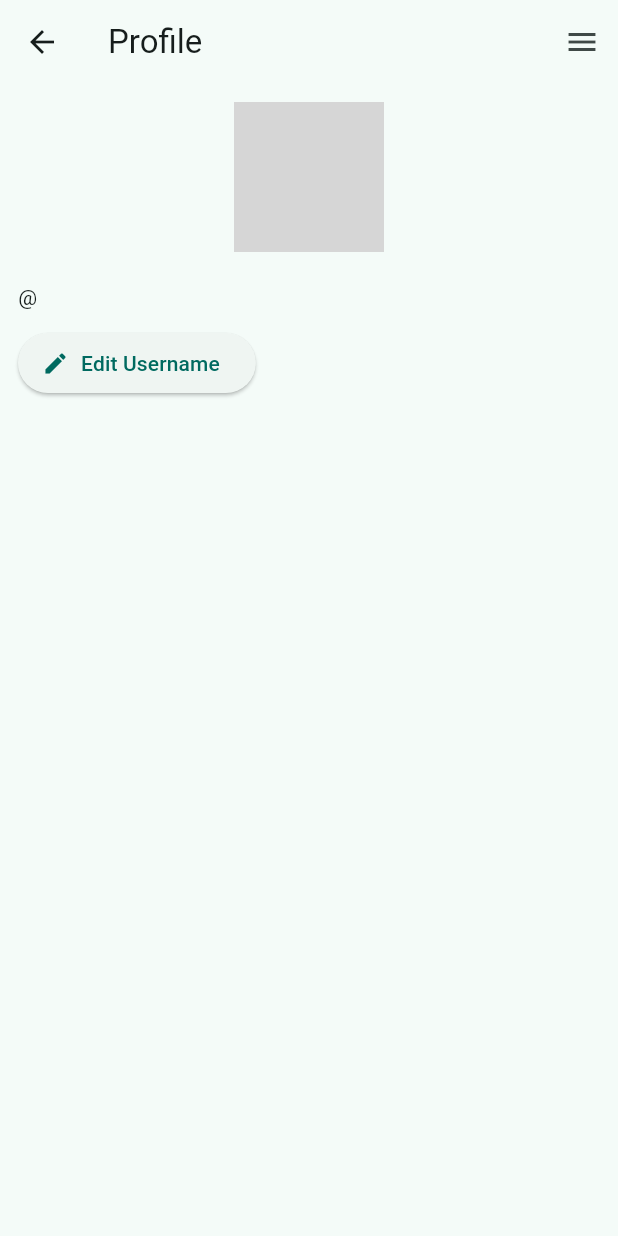
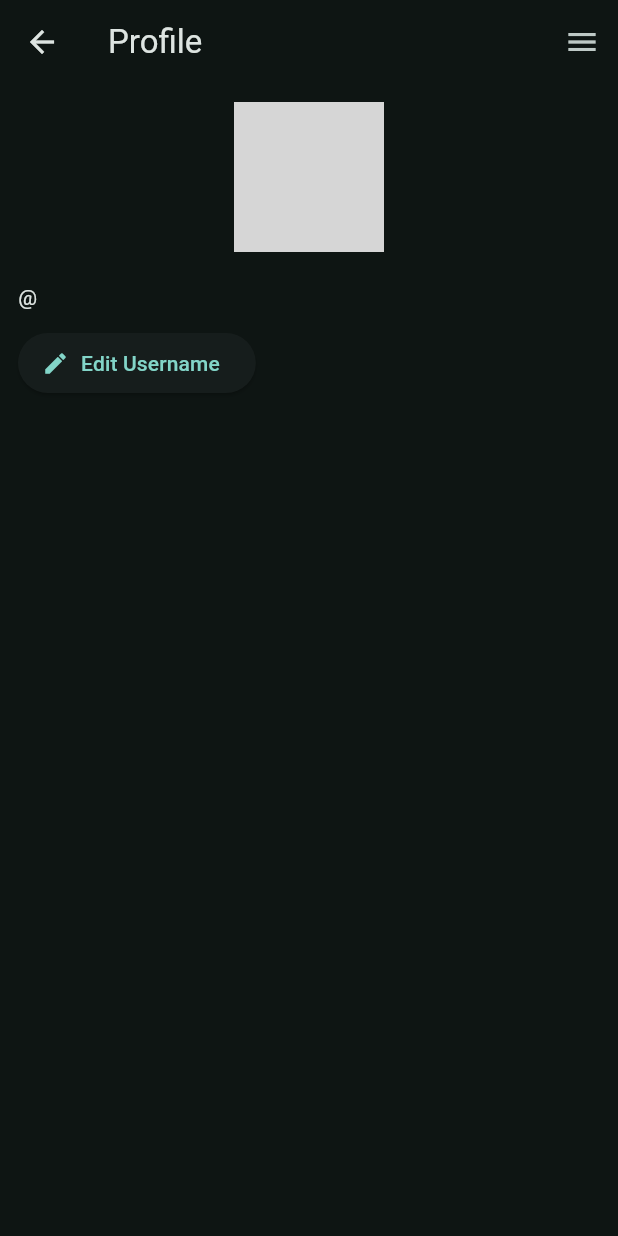
Before and after one commit to iamvalenciia/ministrar3, a Flutter app: the ProfileScreen screen opened by its route, in the side drawer, after a tap on "Edit Username", on a phone screen of 412 x 824 dp. Run offline on Flutter 3.47's test engine with Material 3 defaults, Android fonts, the light colour scheme and no system bars; our stand-ins replace cached_network_image, flutter_dotenv, freezed_annotation, geolocator, go_router, google_sign_in and 3 more; accounts and stored records are empty; network calls fail; grey boxes are pictures that could not be loaded.

Commit message:
improve activity logic & users can deleted their help request

```diff
--- a/lib/go_router.dart
+++ b/lib/go_router.dart
@@ -8,7 +8,7 @@ import 'package:ministrar3/screens/home/screen.dart';
 import 'package:ministrar3/utility/navigation_drawer.dart';
 import 'package:ministrar3/utility/base_scaffold.dart';
 import 'package:ministrar3/screens/form_help_request/screen.dart';
-import 'package:ministrar3/screens/help_request_Details/screen.dart';
+import 'package:ministrar3/screens/help_request/screen.dart';
 import 'package:ministrar3/screens/profile/screen.dart';
 import 'package:ministrar3/screens/login/screen.dart';
 import 'package:ministrar3/screens/form_username/screen.dart';
@@ -28,7 +28,7 @@ final goRouter = GoRouter(
   routes: <RouteBase>[
     ShellRoute(
         builder: (BuildContext context, GoRouterState state, Widget child) {
-          final user = context.watch<UserNotifier>().userModel;
+          final user = context.watch<UserNotifier>().userData;
           final isNotHome = state.fullPath != '/home';
           String appBarTitle = '';
           if (state.fullPath!.startsWith('/home/help-request-details')) {
--- a/lib/main.dart
+++ b/lib/main.dart
@@ -39,7 +39,7 @@ class _MyAppState extends State<MyApp> {
         title: 'Flutter Demo',
         theme: ThemeData(
           colorScheme: ColorScheme.fromSeed(
-              seedColor: Colors.teal, brightness: Brightness.light),
+              seedColor: Colors.teal, brightness: Brightness.dark),
           textTheme: const TextTheme(
             displayLarge: TextStyle(
               fontSize: 25,
--- a/lib/models/activity_help_model/activity_help_model.dart
+++ /dev/null
@@ -1,18 +0,0 @@
-import 'package:freezed_annotation/freezed_annotation.dart';
-
-part 'activity_help_model.freezed.dart';
-part 'activity_help_model.g.dart';
-
-@freezed
-class ActivityHelpModel with _$ActivityHelpModel {
-  factory ActivityHelpModel({
-    required int id,
-    int? post_id,
-    String? helper_id,
-    DateTime? created_at,
-    bool? status,
-  }) = _ActivityHelpModel;
-
-  factory ActivityHelpModel.fromJson(Map<String, dynamic> json) =>
-      _$ActivityHelpModelFromJson(json);
-}
--- /dev/null
+++ b/lib/models/activity_model/activity_model.dart
@@ -0,0 +1,19 @@
+import 'package:freezed_annotation/freezed_annotation.dart';
+
+part 'activity_model.freezed.dart';
+part 'activity_model.g.dart';
+
+@unfreezed
+class Activitie with _$Activitie {
+  factory Activitie({
+    int? id,
+    required String activity_owner,
+    required DateTime inserted_at,
+    required String post_owner,
+    bool? status,
+    DateTime? status_updated_at,
+  }) = _Activitie;
+
+  factory Activitie.fromJson(Map<String, dynamic> json) =>
+      _$ActivitieFromJson(json);
+}
--- a/lib/models/activity_post_model/activity_post_model.dart
+++ /dev/null
@@ -1,16 +0,0 @@
-import 'package:freezed_annotation/freezed_annotation.dart';
-
-part 'activity_post_model.freezed.dart';
-part 'activity_post_model.g.dart';
-
-@freezed
-class ActivityPostModel with _$ActivityPostModel {
-  factory ActivityPostModel({
-    required int id,
-    required String owner_id,
-    required DateTime created_at,
-  }) = _ActivityPostModel;
-
-  factory ActivityPostModel.fromJson(Map<String, dynamic> json) =>
-      _$ActivityPostModelFromJson(json);
-}
--- a/lib/provider/activity_provider.dart
+++ b/lib/provider/activity_provider.dart
@@ -1,6 +1,5 @@
 import 'package:flutter/material.dart';
-import 'package:ministrar3/models/activity_help_model/activity_help_model.dart';
-import 'package:ministrar3/models/activity_post_model/activity_post_model.dart';
+import 'package:ministrar3/models/activity_model/activity_model.dart';
 import 'package:ministrar3/services/supabase.dart';
 import 'dart:developer' as developer;
 import 'dart:async';
@@ -10,30 +9,28 @@ import 'dart:async';
 //------------------------------
 
 class ActivityNotifier extends ChangeNotifier {
-  List<ActivityHelpModel>? _activityHelps;
-  List<ActivityPostModel>? _activityPosts;
+  List<Activitie>? _activityPosts;
   bool _isLoading = true;
 
-  List<ActivityHelpModel>? get activityHelps => _activityHelps;
-  List<ActivityPostModel>? get activityPosts => _activityPosts;
+  List<Activitie>? get activityPosts => _activityPosts;
   bool get isLoading => _isLoading;
 
-  Future<void> fetchPostActivity() async {
+  Future<void> activities() async {
     _isLoading = true;
     notifyListeners();
     try {
       final userId = supabase.auth.currentUser?.id;
 
       final response = await supabase
-          .from('post_activity')
+          .from('activities')
           .select('*')
-          .eq('owner_id', '${userId}');
+          .eq('activity_owner', '${userId}');
 
       developer.log('fetchPostActivity',
           error: response, name: 'fetchPostActivity');
 
       _activityPosts =
-          response.map((json) => ActivityPostModel.fromJson(json)).toList();
+          response.map((json) => Activitie.fromJson(json)).toList();
     } catch (e) {
       developer.log('ERROR fetchPostActivity',
           error: e, name: 'ERROR fetchPostActivity');
@@ -42,4 +39,19 @@ class ActivityNotifier extends ChangeNotifier {
       notifyListeners();
     }
   }
+
+  void createLocalActivity() {
+    final postOwnerId = supabase.auth.currentUser?.id ?? '';
+    Activitie newActivity = Activitie(
+      activity_owner: postOwnerId,
+      inserted_at: DateTime.now(),
+      post_owner: postOwnerId,
+      status: null,
+      status_updated_at: null,
+    );
+
+    // Add the new activity to the list
+    _activityPosts?.add(newActivity);
+    notifyListeners();
+  }
 }
--- a/lib/provider/close_hrs_provider.dart
+++ b/lib/provider/close_hrs_provider.dart
@@ -55,12 +55,14 @@ class HelpRequestsNotifier extends ChangeNotifier {
       final userId = supabase.auth.currentUser?.id;
 
       final response = userId != null
-          ? await supabase.rpc('help_requests_with_user_id', params: {
+          // get all help requests (logged in user)
+          ? await supabase.rpc('help_requests_for_user', params: {
               'ref_latitude': locationData.latitude,
               'ref_longitude': locationData.longitude,
               'query_user_id': userId,
             })
-          : await supabase.rpc('help_requests', params: {
+          // get all help requests (guest user)
+          : await supabase.rpc('help_requests_for_guest', params: {
               'ref_latitude': locationData.latitude,
               'ref_longitude': locationData.longitude,
             });
--- a/lib/screens/form_username/screen.dart
+++ b/lib/screens/form_username/screen.dart
@@ -16,7 +16,7 @@ class _UsernameFormScreenState extends State<UsernameFormScreen> {
   @override
   void initState() {
     super.initState();
-    final user = context.read<UserNotifier>().userModel;
+    final user = context.read<UserNotifier>().userData;
     _usernameController =
         TextEditingController(text: user?.username ?? "Empty error code");
   }
@@ -30,7 +30,7 @@ class _UsernameFormScreenState extends State<UsernameFormScreen> {
   @override
   Widget build(BuildContext context) {
     final userProvier = context.read<UserNotifier>();
-    final user = context.watch<UserNotifier>().userModel;
+    final user = context.watch<UserNotifier>().userData;
     return Scaffold(
       body: Padding(
         padding: const EdgeInsets.symmetric(vertical: 12, horizontal: 12),
--- a/lib/screens/home/screen.dart
+++ b/lib/screens/home/screen.dart
@@ -1,4 +1,6 @@
+import 'package:flutter/cupertino.dart';
 import 'package:flutter/material.dart';
+import 'package:flutter/widgets.dart';
 import 'package:location/location.dart';
 import 'package:ministrar3/provider/activity_provider.dart';
 import 'package:ministrar3/provider/close_hrs_provider.dart';
@@ -20,10 +22,6 @@ class _HomeScreenBodyState extends State<HomeScreenBody> {
   Location location = Location();
   static bool _isFirstLoad = true;
 
-  Widget conditional(bool condition, Widget widget) {
-    return condition ? widget : Container();
-  }
-
   @override
   void initState() {
     super.initState();
@@ -43,7 +41,7 @@ class _HomeScreenBodyState extends State<HomeScreenBody> {
         helpRequestsNotifier.fetchHelpRequests();
         myHelpRequestNotifier.fetchMyHelpRequest();
         permissionNotifier.checkLocationPermission();
-        activityNotifier.fetchPostActivity();
+        activityNotifier.activities();
       });
       _isFirstLoad = false; // Set to false after first load
     }
@@ -67,24 +65,32 @@ class _HomeScreenBodyState extends State<HomeScreenBody> {
         await helpRequestsNotifier.fetchHelpRequests();
         await userNotifier.fetchUserProfile();
         await myHelpRequestNotifier.fetchMyHelpRequest();
-        await activityNotifier.fetchPostActivity();
+        await activityNotifier.activities();
+        // put all this fetches in a notifier class because wee need to called
+        // after login with google, because the use profiel is not showing the activity
+        // because is not fetching when we logout and log in agian, just fetch when recent open the app
+        // and when the user makes a pull to refresh
       },
       child: Padding(
         padding: const EdgeInsets.symmetric(horizontal: 12),
         child: ListView(
           children: [
-            conditional(
-                supabase.auth.currentUser?.id == null, const LoginCard()),
-            conditional(_permissionGranted == PermissionStatus.denied,
-                const LocationCard()),
-            SizedBox(
-              height: 200,
-              child: conditional(_permissionGranted == PermissionStatus.granted,
-                  CustomeTabController()),
+            Visibility(
+                visible: supabase.auth.currentUser?.id == null,
+                child: const LoginCard()),
+            Visibility(
+                visible: _permissionGranted == PermissionStatus.denied,
+                child: const LocationCard()),
+            Visibility(
+              visible: _permissionGranted == PermissionStatus.granted,
+              child: SizedBox(
+                height: 200,
+                child: CustomeTabController(),
+              ),
             ),
-            conditional(
-                _permissionGranted != PermissionStatus.granted,
-                Text(
+            Visibility(
+                visible: _permissionGranted != PermissionStatus.granted,
+                child: Text(
                     'We need permission to your location to access help requests')),
             Text("People I am helping: 0"),
           ],
--- a/lib/screens/profile/screen.dart
+++ b/lib/screens/profile/screen.dart
@@ -1,7 +1,7 @@
 import 'package:cached_network_image/cached_network_image.dart';
 import 'package:flutter/material.dart';
 import 'package:go_router/go_router.dart';
-import 'package:ministrar3/models/activity_post_model/activity_post_model.dart';
+import 'package:ministrar3/models/activity_model/activity_model.dart';
 import 'package:ministrar3/models/user_model/user_model.dart';
 import 'package:ministrar3/provider/activity_provider.dart';
 import 'package:provider/provider.dart';
@@ -11,17 +11,44 @@ import 'package:timeago/timeago.dart' as timeago;
 class ProfileScreen extends StatelessWidget {
   @override
   Widget build(BuildContext context) {
-    final userModel =
-        context.select((UserNotifier notifier) => notifier.userModel);
-    final activityModel =
-        context.select((ActivityNotifier notifier) => notifier.activityPosts);
+    final userData = context.watch<UserNotifier>().userData;
+    final activityModel = context.watch<ActivityNotifier>().activityPosts;
 
     return Scaffold(
       body: Padding(
         padding: const EdgeInsets.symmetric(vertical: 12, horizontal: 12),
         child: Column(
           children: [
-            _ProfileHeader(userModel: userModel),
+            Column(
+              children: [
+                CircleAvatar(
+                  radius: 50,
+                  backgroundImage:
+                      CachedNetworkImageProvider('${userData?.avatar_url}'),
+                ),
+                SizedBox(height: 20),
+                Row(
+                  children: [
+                    Flexible(
+                      child: Column(
+                        crossAxisAlignment: CrossAxisAlignment.start,
+                        children: [
+                          Text('@${userData?.username}',
+                              overflow: TextOverflow.ellipsis),
+                          SizedBox(height: 10),
+                          ElevatedButton.icon(
+                            onPressed: () =>
+                                context.go('/home/account/username-form'),
+                            icon: const Icon(Icons.edit),
+                            label: const Text('Edit Username'),
+                          ),
+                        ],
+                      ),
+                    ),
+                  ],
+                ),
+              ],
+            ),
             ListView.builder(
               shrinkWrap: true,
               itemCount: activityModel?.length ?? 0,
@@ -38,9 +65,9 @@ class ProfileScreen extends StatelessWidget {
 }
 
 class _ProfileHeader extends StatelessWidget {
-  final UserModel? userModel;
+  final UserModel? userData;
 
-  const _ProfileHeader({Key? key, this.userModel}) : super(key: key);
+  const _ProfileHeader({Key? key, this.userData}) : super(key: key);
 
   @override
   Widget build(BuildContext context) {
@@ -49,7 +76,7 @@ class _ProfileHeader extends StatelessWidget {
         CircleAvatar(
           radius: 50,
           backgroundImage:
-              CachedNetworkImageProvider('${userModel?.avatar_url}'),
+              CachedNetworkImageProvider('${userData?.avatar_url}'),
         ),
         SizedBox(height: 20),
         Row(
@@ -58,7 +85,7 @@ class _ProfileHeader extends StatelessWidget {
               child: Column(
                 crossAxisAlignment: CrossAxisAlignment.start,
                 children: [
-                  Text('@${userModel?.username}',
+                  Text('@${userData?.username}',
                       overflow: TextOverflow.ellipsis),
                   SizedBox(height: 10),
                   ElevatedButton.icon(
@@ -77,7 +104,7 @@ class _ProfileHeader extends StatelessWidget {
 }
 
 class _ActivityCard extends StatelessWidget {
-  final ActivityPostModel? activity;
+  final Activitie? activity;
 
   const _ActivityCard({Key? key, this.activity}) : super(key: key);
 
@@ -86,7 +113,7 @@ class _ActivityCard extends StatelessWidget {
     return Card(
       child: ListTile(
         title: Text(
-            "Created a help request ${activity != null ? timeago.format(activity!.created_at) : 'Unknown'}"),
+            "Created a help request ${activity != null ? timeago.format(activity!.inserted_at) : 'Unknown'}"),
       ),
     );
   }
--- a/pubspec.yaml
+++ b/pubspec.yaml
@@ -44,6 +44,7 @@ dependencies:
   provider: ^6.1.2
   timeago: ^3.6.1
   go_router: ^13.2.0
+  json_annotation: ^4.8.1
 
 dev_dependencies:
   flutter_test:
```
Also changed, not shown: lib/provider/my_hr_provider.dart (+22 -4 lines), lib/provider/user_provider.dart (+5 -5 lines), lib/screens/form_help_request/screen.dart (+11 -9 lines), lib/screens/help_request/3_dots_menu.dart (added, +88 -0 lines), lib/screens/help_request/screen.dart (renamed from lib/screens/help_request_Details/screen.dart, +9 -5 lines), lib/screens/help_request_Details/3_dots_menu.dart (deleted, +0 -42 lines), lib/screens/login/google_button.dart (+14 -8 lines), lib/models/activity_help_model/activity_help_model.freezed.dart (deleted), lib/models/activity_help_model/activity_help_model.g.dart (deleted), lib/models/activity_model/activity_model.freezed.dart (added), lib/models/activity_model/activity_model.g.dart (added), lib/models/activity_post_model/activity_post_model.freezed.dart (deleted), lib/models/activity_post_model/activity_post_model.g.dart (deleted), lib/models/help_requests_model/help_request_model.freezed.dart, 2 more files.
